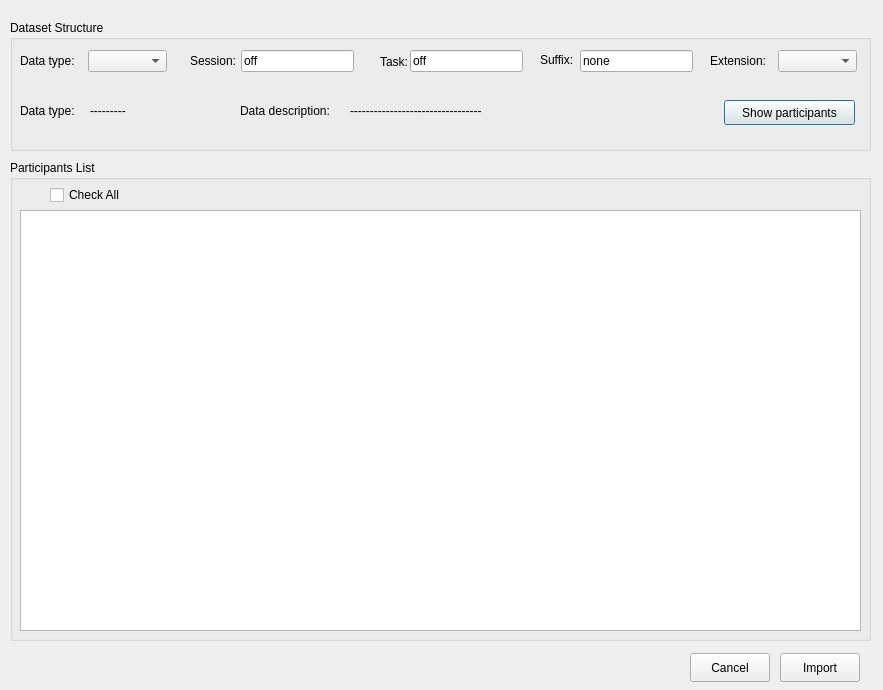
Before: the Qt Designer form guide/Participants.ui in CCC-members/EEG_ArtifacRejection, drawn with Qt 5.
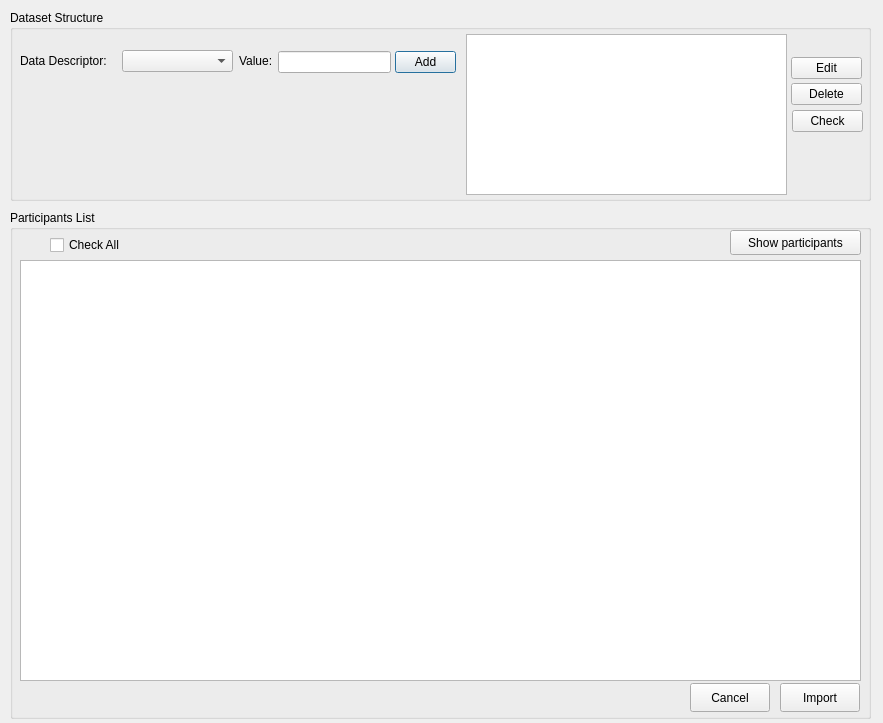
After: the same form once the commit is applied. Icons and pictures are not drawn.

The edit to the form file:
```diff
--- a/guide/Participants.ui
+++ b/guide/Participants.ui
@@ -7,7 +7,7 @@
     <x>0</x>
     <y>0</y>
     <width>883</width>
-    <height>690</height>
+    <height>723</height>
    </rect>
   </property>
   <property name="windowTitle">
@@ -17,9 +17,9 @@
    <property name="geometry">
     <rect>
      <x>10</x>
-     <y>20</y>
+     <y>10</y>
      <width>861</width>
-     <height>131</height>
+     <height>191</height>
     </rect>
    </property>
    <property name="title">
@@ -28,9 +28,9 @@
    <widget class="QComboBox" name="comboBoxType">
     <property name="geometry">
      <rect>
-      <x>78</x>
-      <y>30</y>
-      <width>79</width>
+      <x>112</x>
+      <y>40</y>
+      <width>111</width>
       <height>22</height>
      </rect>
     </property>
@@ -45,188 +45,101 @@
     <property name="geometry">
      <rect>
       <x>10</x>
-      <y>30</y>
-      <width>71</width>
+      <y>40</y>
+      <width>101</width>
       <height>21</height>
      </rect>
     </property>
     <property name="text">
-     <string>Data type:</string>
+     <string>Data Descriptor:</string>
     </property>
    </widget>
    <widget class="QLabel" name="label_2">
     <property name="geometry">
      <rect>
-      <x>180</x>
-      <y>34</y>
-      <width>57</width>
-      <height>14</height>
+      <x>229</x>
+      <y>41</y>
+      <width>51</width>
+      <height>20</height>
      </rect>
     </property>
     <property name="text">
-     <string>Session:</string>
+     <string>Value:</string>
     </property>
    </widget>
    <widget class="QLineEdit" name="lineEditSession">
     <property name="geometry">
      <rect>
-      <x>231</x>
-      <y>30</y>
+      <x>268</x>
+      <y>41</y>
       <width>113</width>
       <height>22</height>
      </rect>
     </property>
     <property name="text">
-     <string>off</string>
+     <string/>
     </property>
    </widget>
-   <widget class="QLabel" name="label_3">
+   <widget class="QPushButton" name="pushButtonAdd">
     <property name="geometry">
      <rect>
-      <x>370</x>
-      <y>34</y>
-      <width>31</width>
-      <height>16</height>
-     </rect>
-    </property>
-    <property name="text">
-     <string>Task:</string>
-    </property>
-   </widget>
-   <widget class="QLineEdit" name="lineEditTask">
-    <property name="geometry">
-     <rect>
-      <x>400</x>
-      <y>30</y>
-      <width>113</width>
+      <x>385</x>
+      <y>41</y>
+      <width>61</width>
       <height>22</height>
      </rect>
     </property>
     <property name="text">
-     <string>off</string>
+     <string>Add</string>
     </property>
    </widget>
-   <widget class="QLineEdit" name="lineEditSuffix">
+   <widget class="QPushButton" name="pushButtonEdit">
     <property name="geometry">
      <rect>
-      <x>570</x>
-      <y>30</y>
-      <width>113</width>
+      <x>781</x>
+      <y>47</y>
+      <width>71</width>
       <height>22</height>
      </rect>
     </property>
     <property name="text">
-     <string>none</string>
+     <string>Edit</string>
     </property>
    </widget>
-   <widget class="QLabel" name="label_4">
+   <widget class="QPushButton" name="pushButtonDelete">
     <property name="geometry">
      <rect>
-      <x>530</x>
-      <y>33</y>
-      <width>57</width>
-      <height>14</height>
-     </rect>
-    </property>
-    <property name="text">
-     <string>Suffix:</string>
-    </property>
-   </widget>
-   <widget class="QComboBox" name="comboBoxExtension">
-    <property name="geometry">
-     <rect>
-      <x>768</x>
-      <y>30</y>
-      <width>79</width>
+      <x>781</x>
+      <y>73</y>
+      <width>71</width>
       <height>22</height>
      </rect>
     </property>
-    <property name="toolTip">
-     <string extracomment="File extension"/>
-    </property>
-    <property name="modelColumn">
-     <number>0</number>
-    </property>
-   </widget>
-   <widget class="QLabel" name="label_5">
-    <property name="geometry">
-     <rect>
-      <x>700</x>
-      <y>30</y>
-      <width>71</width>
-      <height>21</height>
-     </rect>
-    </property>
-    <property name="toolTip">
-     <string extracomment="File extension"/>
-    </property>
     <property name="text">
-     <string>Extension:</string>
+     <string>Delete</string>
     </property>
    </widget>
-   <widget class="QLabel" name="labelDT">
+   <widget class="QPushButton" name="pushButtonCheck">
     <property name="geometry">
      <rect>
-      <x>10</x>
-      <y>80</y>
+      <x>782</x>
+      <y>100</y>
       <width>71</width>
-      <height>21</height>
+      <height>22</height>
      </rect>
     </property>
     <property name="text">
-     <string>Data type:</string>
+     <string>Check</string>
     </property>
    </widget>
-   <widget class="QPushButton" name="pushButtonShow">
+   <widget class="QTableWidget" name="tableWidgetDescrip">
     <property name="geometry">
      <rect>
-      <x>714</x>
-      <y>80</y>
-      <width>131</width>
-      <height>25</height>
+      <x>456</x>
+      <y>24</y>
+      <width>321</width>
+      <height>161</height>
      </rect>
-    </property>
-    <property name="text">
-     <string>Show participants</string>
-    </property>
-   </widget>
-   <widget class="QLabel" name="labelDD">
-    <property name="geometry">
-     <rect>
-      <x>230</x>
-      <y>80</y>
-      <width>111</width>
-      <height>21</height>
-     </rect>
-    </property>
-    <property name="text">
-     <string>Data description:</string>
-    </property>
-   </widget>
-   <widget class="QLabel" name="labelDatatype">
-    <property name="geometry">
-     <rect>
-      <x>80</x>
-      <y>80</y>
-      <width>111</width>
-      <height>21</height>
-     </rect>
-    </property>
-    <property name="text">
-     <string>---------</string>
-    </property>
-   </widget>
-   <widget class="QLabel" name="labelDataDescrip">
-    <property name="geometry">
-     <rect>
-      <x>340</x>
-      <y>80</y>
-      <width>361</width>
-      <height>21</height>
-     </rect>
-    </property>
-    <property name="text">
-     <string>---------------------------------</string>
     </property>
    </widget>
   </widget>
@@ -234,9 +147,9 @@
    <property name="geometry">
     <rect>
      <x>10</x>
-     <y>160</y>
+     <y>210</y>
      <width>861</width>
-     <height>481</height>
+     <height>509</height>
     </rect>
    </property>
    <property name="title">
@@ -268,35 +181,49 @@
      <string>Check All</string>
     </property>
    </widget>
-  </widget>
-  <widget class="QPushButton" name="pushButtonImport">
-   <property name="geometry">
-    <rect>
-     <x>780</x>
-     <y>653</y>
-     <width>80</width>
-     <height>29</height>
-    </rect>
-   </property>
-   <property name="text">
-    <string>Import</string>
-   </property>
-  </widget>
-  <widget class="QPushButton" name="pushButtonCancel">
-   <property name="geometry">
-    <rect>
-     <x>690</x>
-     <y>653</y>
-     <width>80</width>
-     <height>29</height>
-    </rect>
-   </property>
-   <property name="text">
-    <string>Cancel</string>
-   </property>
-   <property name="icon">
-    <iconset theme="Cancel"/>
-   </property>
+   <widget class="QPushButton" name="pushButtonCancel">
+    <property name="geometry">
+     <rect>
+      <x>680</x>
+      <y>473</y>
+      <width>80</width>
+      <height>29</height>
+     </rect>
+    </property>
+    <property name="text">
+     <string>Cancel</string>
+    </property>
+    <property name="icon">
+     <iconset theme="Cancel">
+      <normaloff>../../EEG_Artif_Rejection/guide</normaloff>../../EEG_Artif_Rejection/guide</iconset>
+    </property>
+   </widget>
+   <widget class="QPushButton" name="pushButtonImport">
+    <property name="geometry">
+     <rect>
+      <x>770</x>
+      <y>473</y>
+      <width>80</width>
+      <height>29</height>
+     </rect>
+    </property>
+    <property name="text">
+     <string>Import</string>
+    </property>
+   </widget>
+   <widget class="QPushButton" name="pushButtonShow">
+    <property name="geometry">
+     <rect>
+      <x>720</x>
+      <y>20</y>
+      <width>131</width>
+      <height>25</height>
+     </rect>
+    </property>
+    <property name="text">
+     <string>Show participants</string>
+    </property>
+   </widget>
   </widget>
  </widget>
  <resources/>
```
Left out of the diff: 4 changed lines with no effect on the pictures.
